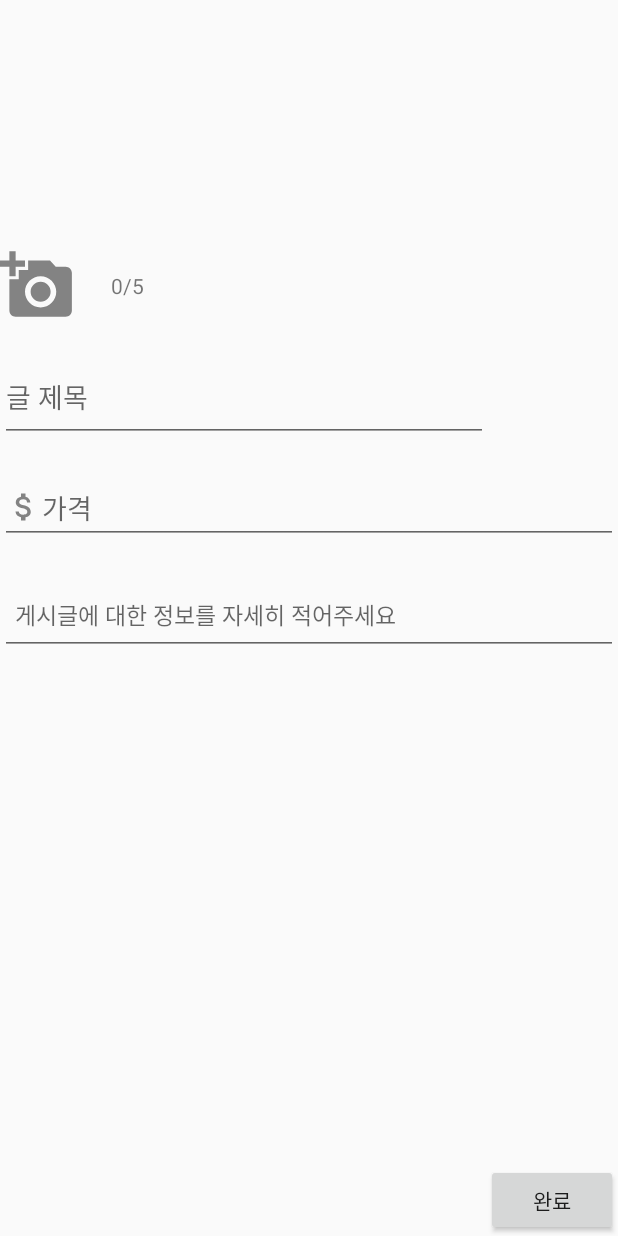
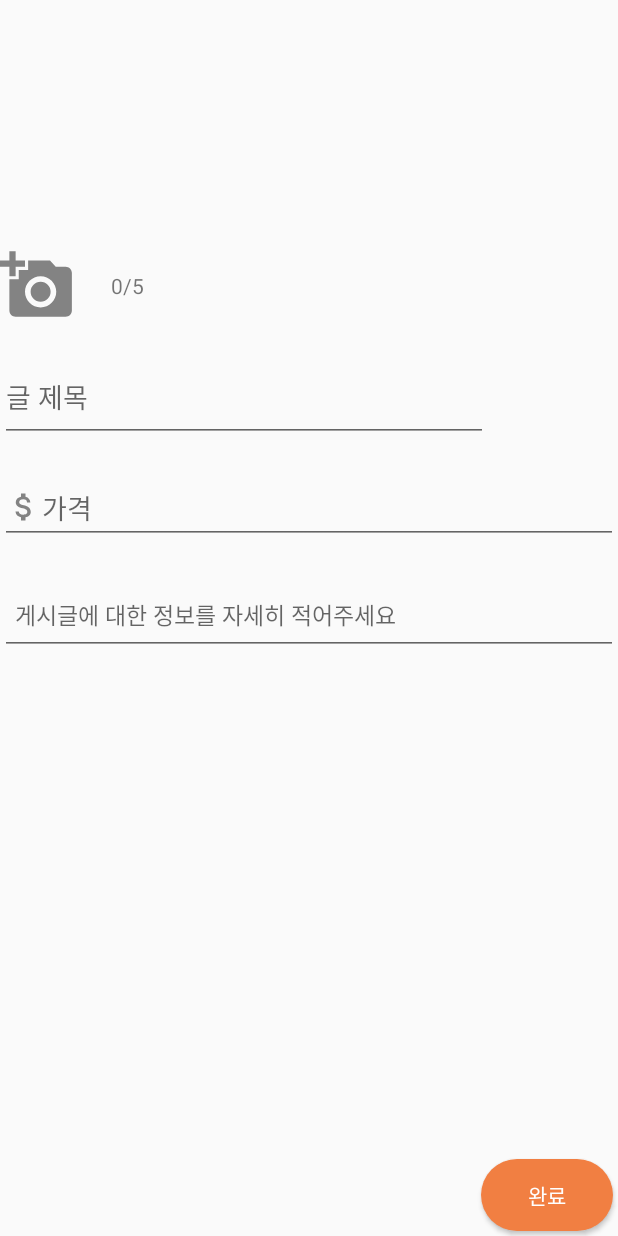
Before and after one commit to Taron8530/Solo_project, an Android app: the layout activity_edit_useditem.xml on its own in the app's theme, with its tools: preview values and no code run, on a phone screen of 412 x 824 dp. Run offline under Robolectric (Android 15) with nearby library versions, the phone set to English and light mode, and no system bars.

Commit message:
수정,판매완료,삭제할때 새 데이터 받아서 리스트에 뿌려줌

```diff
--- a/app/src/main/java/com/example/solo_project/Edit_UseditemActivity.java
+++ b/app/src/main/java/com/example/solo_project/Edit_UseditemActivity.java
@@ -80,6 +80,7 @@ public class Edit_UseditemActivity extends AppCompatActivity implements Serializ
         used_Name_EditText.setText(used_Name);
         used_Detail_EditText.setText(detail);
         used_Price_EditText.setText(String.valueOf(price));
+        used_Price_EditText.addTextChangedListener(new UsedAddCustomTextWatchar(used_Price_EditText));
         if (images.size() != 0 && images != null) {
             image_size.setText(images.size() + "/5");
             if (images.size() >= 5) {
@@ -145,6 +146,9 @@ public class Edit_UseditemActivity extends AppCompatActivity implements Serializ
                                 Log.e(TAG, "리스폰스 200 CODE " + response.body().getResponse());
                                 if (response.body().getResponse().equals("ok")) {
                                     Toast.makeText(Edit_UseditemActivity.this, "완료.", Toast.LENGTH_SHORT).show();
+                                    Intent i = new Intent(Edit_UseditemActivity.this,MainActivity.class);
+                                    i.setFlags(Intent.FLAG_ACTIVITY_NEW_TASK | Intent.FLAG_ACTIVITY_CLEAR_TASK | Intent.FLAG_ACTIVITY_CLEAR_TOP);//액티비티 스택제거
+                                    startActivity(i);
                                     finish();
                                 }
                             }
--- a/app/src/main/java/com/example/solo_project/F_home.java
+++ b/app/src/main/java/com/example/solo_project/F_home.java
@@ -42,12 +42,6 @@ public class F_home extends Fragment {
         super.onStart();
         select_used(page);
     }
-//    @Override
-//    public void onResume() {
-//        super.onResume();
-//        select_used(1);
-//    }
-
     @Override
     public View onCreateView(LayoutInflater inflater, ViewGroup container,
                              Bundle savedInstanceState) {
--- a/app/src/main/res/layout/activity_edit_useditem.xml
+++ b/app/src/main/res/layout/activity_edit_useditem.xml
@@ -91,6 +91,10 @@
             android:layout_width="wrap_content"
             android:layout_height="wrap_content"
             android:text="완료"
+            android:textColor="@color/white"
+            android:background="@drawable/add_submit_btn"
+            android:layout_marginRight="3dp"
+            android:layout_marginBottom="3dp"
             app:layout_constraintBottom_toBottomOf="parent"
             app:layout_constraintEnd_toEndOf="parent"
             app:layout_constraintHorizontal_bias="1.0"
--- a/gradle.properties
+++ b/gradle.properties
@@ -19,3 +19,4 @@ android.useAndroidX=true
 # resources declared in the library itself and none from the library's dependencies,
 # thereby reducing the size of the R class for that library
 android.nonTransitiveRClass=true
+android.enableDexingArtifactTransform.desugaring=false
```
Also changed, not shown: app/src/main/java/com/example/solo_project/used_info.java (+6 -1 lines), app/src/main/res/menu/used_info_menu.xml (+4 -4 lines).
